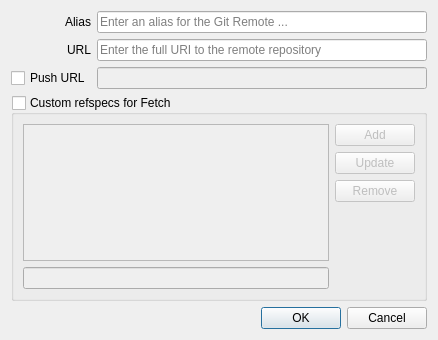
Old version of the form Modules/Remotes/RemoteCreateEditDlg.ui in the repository macgitver/MacGitver.
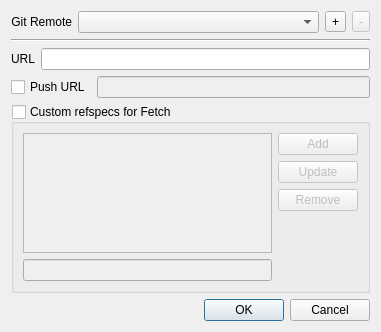
New version of the form. Custom widgets are drawn as their Qt base class.

Commit message: Remotes Module: add skeletons for the action slots and a dialog to edit Remotes

Patch:
```diff
--- a/Modules/Remotes/RemoteCreateEditDlg.ui
+++ b/Modules/Remotes/RemoteCreateEditDlg.ui
@@ -6,13 +6,78 @@
    <rect>
     <x>0</x>
     <y>0</y>
-    <width>438</width>
-    <height>340</height>
+    <width>381</width>
+    <height>332</height>
    </rect>
   </property>
   <layout class="QGridLayout" name="gridLayout">
-   <item row="1" column="0">
+   <item row="0" column="0" colspan="3">
+    <layout class="QHBoxLayout" name="horizontalLayout">
+     <item>
+      <widget class="QLabel" name="label_3">
+       <property name="sizePolicy">
+        <sizepolicy hsizetype="Maximum" vsizetype="Preferred">
+         <horstretch>0</horstretch>
+         <verstretch>0</verstretch>
+        </sizepolicy>
+       </property>
+       <property name="text">
+        <string>Git Remote</string>
+       </property>
+       <property name="alignment">
+        <set>Qt::AlignRight|Qt::AlignTrailing|Qt::AlignVCenter</set>
+       </property>
+      </widget>
+     </item>
+     <item>
+      <widget class="QComboBox" name="txtRemotes">
+       <property name="toolTip">
+        <string>&lt;p&gt;Select the Git Remote, you like to edit.&lt;br/&gt;&lt;/p&gt;
+&lt;p&gt;Tip: Double-Click to rename a selected Remote.&lt;/b&gt;
+</string>
+       </property>
+      </widget>
+     </item>
+     <item>
+      <widget class="QToolButton" name="btnAddRemote">
+       <property name="toolTip">
+        <string>Add a new Remote.</string>
+       </property>
+       <property name="text">
+        <string>+</string>
+       </property>
+      </widget>
+     </item>
+     <item>
+      <widget class="QToolButton" name="btnDeleteRemote">
+       <property name="enabled">
+        <bool>false</bool>
+       </property>
+       <property name="toolTip">
+        <string>Delete this Remote.</string>
+       </property>
+       <property name="text">
+        <string>-</string>
+       </property>
+      </widget>
+     </item>
+    </layout>
+   </item>
+   <item row="1" column="0" colspan="3">
+    <widget class="Line" name="line">
+     <property name="orientation">
+      <enum>Qt::Horizontal</enum>
+     </property>
+    </widget>
+   </item>
+   <item row="2" column="0">
     <widget class="QLabel" name="label_2">
+     <property name="sizePolicy">
+      <sizepolicy hsizetype="Maximum" vsizetype="Preferred">
+       <horstretch>0</horstretch>
+       <verstretch>0</verstretch>
+      </sizepolicy>
+     </property>
      <property name="text">
       <string>URL</string>
      </property>
@@ -24,17 +89,27 @@
      </property>
     </widget>
    </item>
-   <item row="1" column="1">
+   <item row="2" column="1" colspan="2">
     <widget class="LineEdit" name="txtUrl">
-     <property name="placeholderText">
-      <string>Enter the full URI to the remote repository</string>
-     </property>
      <property name="mandatory" stdset="0">
       <bool>true</bool>
      </property>
     </widget>
    </item>
-   <item row="2" column="1">
+   <item row="3" column="0" colspan="2">
+    <widget class="QCheckBox" name="chkPushUrl">
+     <property name="sizePolicy">
+      <sizepolicy hsizetype="Maximum" vsizetype="Fixed">
+       <horstretch>0</horstretch>
+       <verstretch>0</verstretch>
+      </sizepolicy>
+     </property>
+     <property name="text">
+      <string>Push URL</string>
+     </property>
+    </widget>
+   </item>
+   <item row="3" column="2">
     <widget class="LineEdit" name="txtPushUrl">
      <property name="enabled">
       <bool>false</bool>
@@ -44,17 +119,7 @@
      </property>
     </widget>
    </item>
-   <item row="4" column="0" colspan="2">
-    <widget class="QDialogButtonBox" name="buttonBox">
-     <property name="orientation">
-      <enum>Qt::Horizontal</enum>
-     </property>
-     <property name="standardButtons">
-      <set>QDialogButtonBox::Cancel|QDialogButtonBox::Ok</set>
-     </property>
-    </widget>
-   </item>
-   <item row="3" column="0" colspan="2">
+   <item row="4" column="0" colspan="3">
     <widget class="QGroupBox" name="chkRefSpecs">
      <property name="title">
       <string>Custom refspecs for Fetch</string>
@@ -66,6 +131,23 @@
       <bool>false</bool>
      </property>
      <layout class="QGridLayout" name="gridLayout_2">
+      <item row="4" column="0">
+       <widget class="QLineEdit" name="txtEditRefSpec"/>
+      </item>
+      <item row="1" column="1">
+       <widget class="QPushButton" name="btnUpdateRefSpec">
+        <property name="text">
+         <string>Update</string>
+        </property>
+       </widget>
+      </item>
+      <item row="2" column="1">
+       <widget class="QPushButton" name="btnRemoveRefSpec">
+        <property name="text">
+         <string>Remove</string>
+        </property>
+       </widget>
+      </item>
       <item row="0" column="1">
        <widget class="QPushButton" name="btnAddRefSpec">
         <property name="text">
@@ -73,9 +155,6 @@
         </property>
        </widget>
       </item>
-      <item row="4" column="0">
-       <widget class="QLineEdit" name="txtEditRefSpec"/>
-      </item>
       <item row="0" column="0" rowspan="4">
        <widget class="QTreeView" name="treeRefSpecs">
         <property name="sizePolicy">
@@ -92,66 +171,13 @@
         </property>
        </widget>
       </item>
-      <item row="2" column="1">
-       <widget class="QPushButton" name="btnRemoveRefSpec">
-        <property name="text">
-         <string>Remove</string>
-        </property>
-       </widget>
-      </item>
-      <item row="1" column="1">
-       <widget class="QPushButton" name="btnUpdateRefSpec">
-        <property name="text">
-         <string>Update</string>
-        </property>
-       </widget>
-      </item>
-      <item row="5" column="0">
-       <spacer name="verticalSpacer">
-        <property name="orientation">
-         <enum>Qt::Vertical</enum>
-        </property>
-        <property name="sizeHint" stdset="0">
-         <size>
-          <width>20</width>
-          <height>40</height>
-         </size>
-        </property>
-       </spacer>
-      </item>
      </layout>
     </widget>
    </item>
-   <item row="0" column="0">
-    <widget class="QLabel" name="label">
-     <property name="text">
-      <string>Alias</string>
-     </property>
-     <property name="alignment">
-      <set>Qt::AlignRight|Qt::AlignTrailing|Qt::AlignVCenter</set>
-     </property>
-     <property name="buddy">
-      <cstring>txtName</cstring>
-     </property>
-    </widget>
-   </item>
-   <item row="0" column="1">
-    <widget class="LineEdit" name="txtName">
-     <property name="toolTip">
-      <string/>
-     </property>
-     <property name="placeholderText">
-      <string>Enter an alias for the Git Remote ...</string>
-     </property>
-     <property name="mandatory" stdset="0">
-      <bool>true</bool>
-     </property>
-    </widget>
-   </item>
-   <item row="2" column="0">
-    <widget class="QCheckBox" name="chkPushUrl">
-     <property name="text">
-      <string>Push URL</string>
+   <item row="5" column="2">
+    <widget class="QDialogButtonBox" name="buttonBox">
+     <property name="standardButtons">
+      <set>QDialogButtonBox::Cancel|QDialogButtonBox::Ok</set>
      </property>
     </widget>
    </item>
```
Left out of the diff: 8 changed lines with no effect on the pictures. The commit also changes 4 other files.
